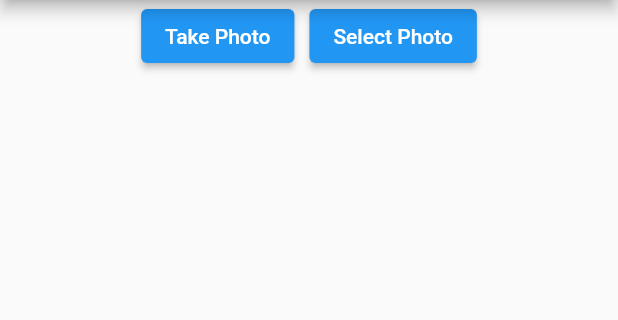
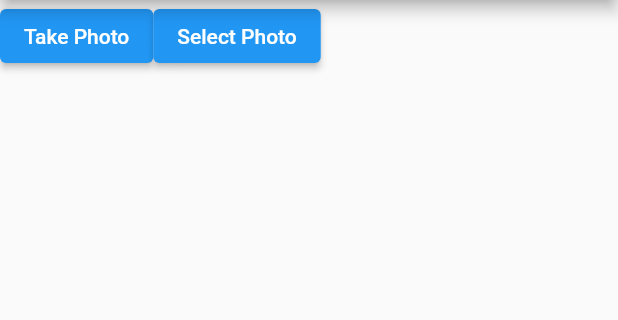
Before and after one commit to mvolkmann/flutter_camera, a Flutter app: the screen it shows after launch, after a tap on "Select Photo", on a phone screen of 412 x 824 dp, the part 84-404 px from its top. Run offline on Flutter 3.47's test engine with Material 2 defaults, Android fonts, the phone set to English and light mode, and no system bars; our stand-ins replace camera.

```diff
--- a/lib/main.dart
+++ b/lib/main.dart
@@ -2,9 +2,7 @@ import 'dart:async';
 import 'dart:io';
 
 import 'package:camera/camera.dart';
-import 'package:image_picker/image_picker.dart';
 import 'package:flutter/material.dart';
-import './extensions/widget_extensions.dart';
 
 const title = 'Camera / Photo Library Demo';
 
@@ -34,57 +32,35 @@ Future<void> main() async {
   );
 }
 
-class Home extends StatefulWidget {
+class Home extends StatelessWidget {
   final CameraDescription? camera;
 
   Home({required this.camera, Key? key}) : super(key: key);
 
   @override
-  State<Home> createState() => _HomeState();
-}
-
-class _HomeState extends State<Home> {
-  final _picker = ImagePicker();
-  XFile? _selectedXFile;
-
-  @override
   Widget build(BuildContext context) {
     return Scaffold(
       appBar: AppBar(title: const Text(title)),
-      body: Column(
+      body: Row(
         children: [
-          Row(
-            mainAxisAlignment: MainAxisAlignment.center,
-            children: [
-              if (widget.camera == null) const Text('No camera found.'),
-              if (widget.camera != null)
+          if (camera == null) const Text('No camera found.'),
+          if (camera != null)
             ElevatedButton(
               child: const Text('Take Photo'),
               onPressed: () {
-                    navigateTo(context, CameraScreen(camera: widget.camera!));
+                navigateTo(context, CameraScreen(camera: camera!));
               },
             ),
           ElevatedButton(
             child: const Text('Select Photo'),
-                onPressed: pickImage,
+            onPressed: () {
+              print('main.dart Select Photo onPressed: entered');
+              //navigateTo(context, PhotoScreen(imagePath: image.path));
+            },
           ),
-            ],
-          ).gap(10),
-          if (_selectedXFile != null) Text('Name: ${_selectedXFile!.name}'),
-          if (_selectedXFile != null)
-            CircleAvatar(
-              backgroundImage: FileImage(File(_selectedXFile!.path)),
-              radius: 100,
-            ),
-          //if (_selectedXFile != null) Image.file(File(_selectedXFile!.path)),
         ],
       ),
     );
-  }
-
-  void pickImage() async {
-    XFile? image = await _picker.pickImage(source: ImageSource.gallery);
-    setState(() => _selectedXFile = image);
   }
 }
 
@@ -144,7 +120,7 @@ class CameraScreenState extends State<CameraScreen> {
 
           final image = await _controller.takePicture();
 
-          await navigateTo(context, PhotoScreen(selectedXFile: image.path));
+          await navigateTo(context, PhotoScreen(imagePath: image.path));
         } catch (e) {
           print('error: $e');
         }
@@ -154,9 +130,9 @@ class CameraScreenState extends State<CameraScreen> {
 }
 
 class PhotoScreen extends StatelessWidget {
-  final String selectedXFile;
+  final String imagePath;
 
-  const PhotoScreen({required this.selectedXFile, Key? key}) : super(key: key);
+  const PhotoScreen({required this.imagePath, Key? key}) : super(key: key);
 
   @override
   Widget build(BuildContext context) {
@@ -164,7 +140,7 @@ class PhotoScreen extends StatelessWidget {
       appBar: AppBar(title: const Text('Photo')),
       // The image is stored as a file on the device.
       //TODO: Where does the image get its size?
-      body: Image.file(File(selectedXFile)),
+      body: Image.file(File(imagePath)),
     );
   }
 }
```
Lines whose indentation alone changed are shown as unchanged.
